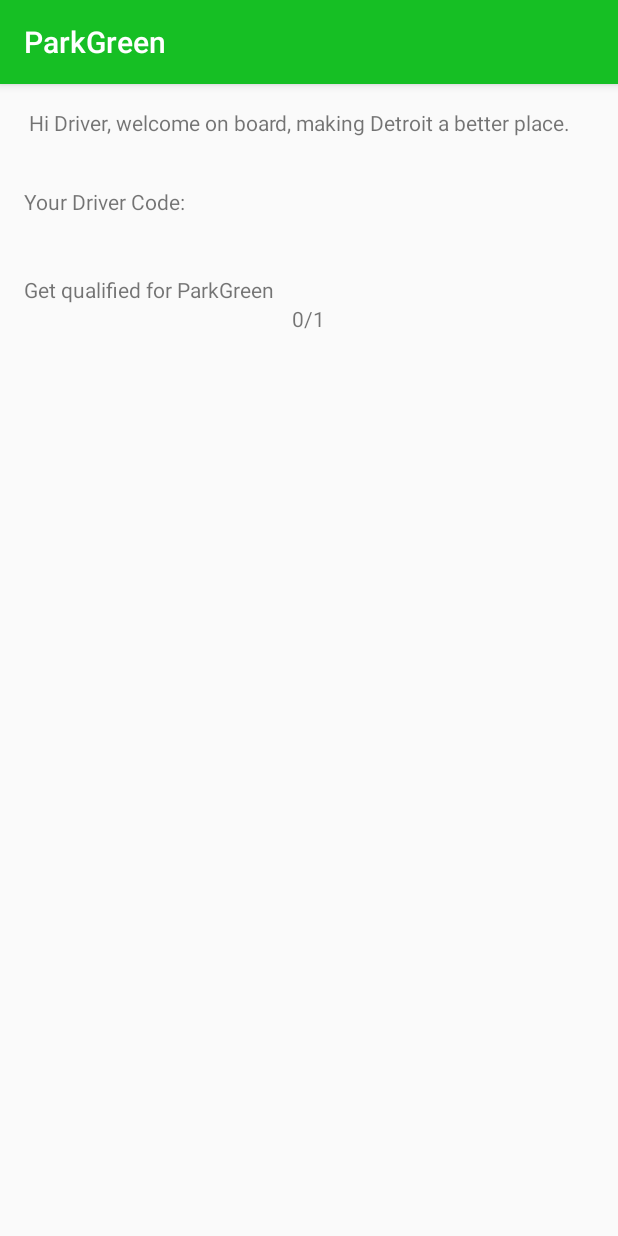
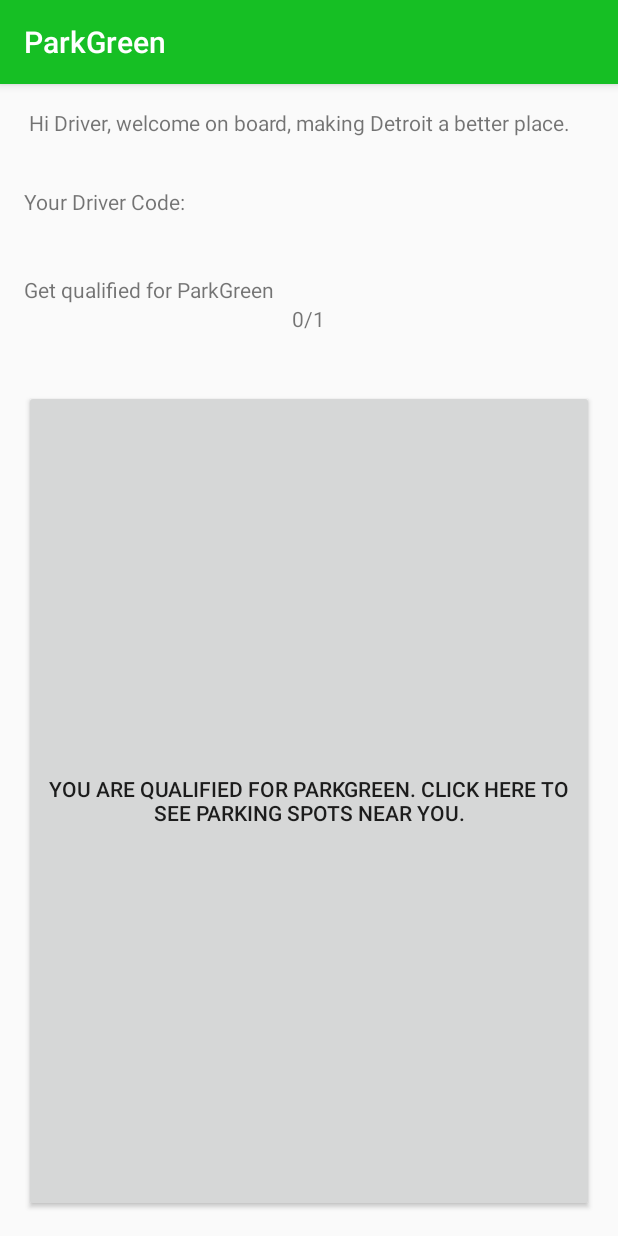
Before and after one commit to Koerner/Share2Park, an Android app: the DisplayMessageActivity screen opened directly, with no data from a screen before it, on a phone screen of 412 x 824 dp. Run offline under Robolectric (Android 15) with nearby library versions, the phone set to English and light mode, and no system bars.

Commit message:
View2: Park button

```diff
--- a/ParkGreen/app/src/main/java/mhacks8/parkgreen/DisplayMessageActivity.java
+++ b/ParkGreen/app/src/main/java/mhacks8/parkgreen/DisplayMessageActivity.java
@@ -3,7 +3,9 @@ package mhacks8.parkgreen;
 import android.content.Intent;
 import android.support.v7.app.AppCompatActivity;
 import android.os.Bundle;
+import android.view.View;
 import android.view.ViewGroup;
+import android.widget.Button;
 import android.widget.TextView;
 
 public class DisplayMessageActivity extends AppCompatActivity {
@@ -28,5 +30,11 @@ public class DisplayMessageActivity extends AppCompatActivity {
         TextView textNumPassanger = (TextView) findViewById(R.id.textView_numPassanger);
         textNumPassanger.setText("0");
 
+        Button park = (Button) findViewById(R.id.button_park);
+        park.setVisibility(View.VISIBLE);
+
+
+
+
     }
 }
--- a/ParkGreen/app/src/main/res/layout/activity_display_message.xml
+++ b/ParkGreen/app/src/main/res/layout/activity_display_message.xml
@@ -80,7 +80,16 @@
                 android:id="@+id/textView5"
                 android:layout_weight="1"
                 android:textAlignment="viewStart" />
+
         </LinearLayout>
+
+        <Button
+            android:text="You are qualified for ParkGreen. Click here to see parking spots near you."
+            android:layout_width="match_parent"
+            android:layout_height="wrap_content"
+            android:id="@+id/button_park"
+            android:layout_weight="1"
+            android:visibility="gone" />
 
     </LinearLayout>
 </RelativeLayout>
```
